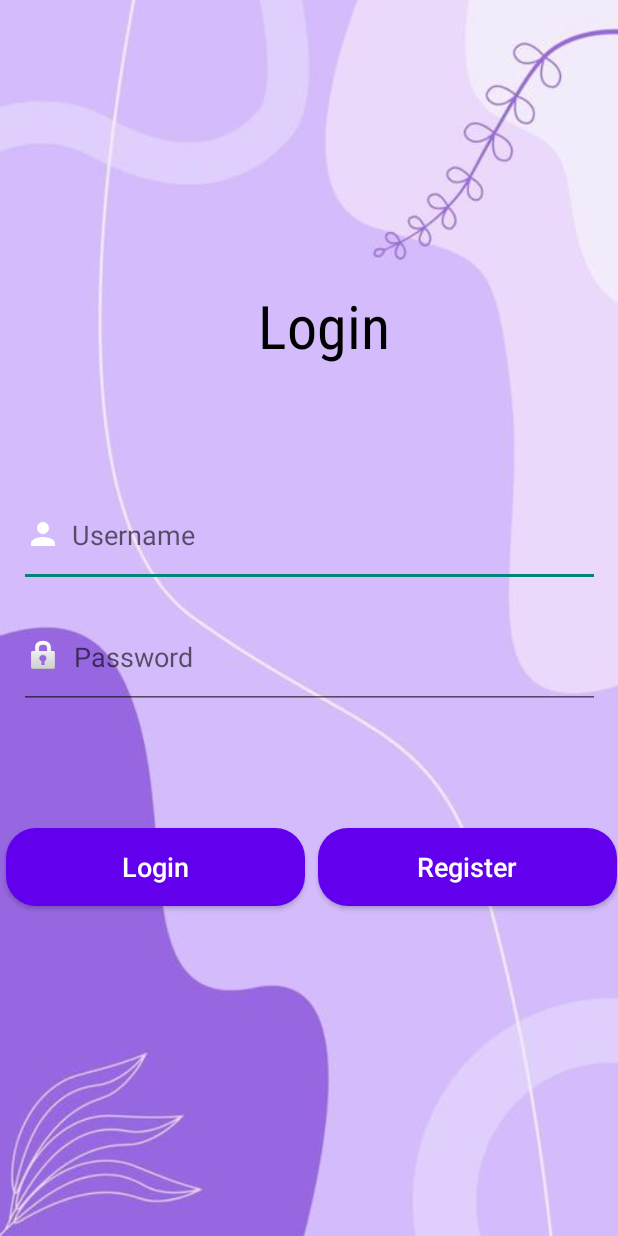
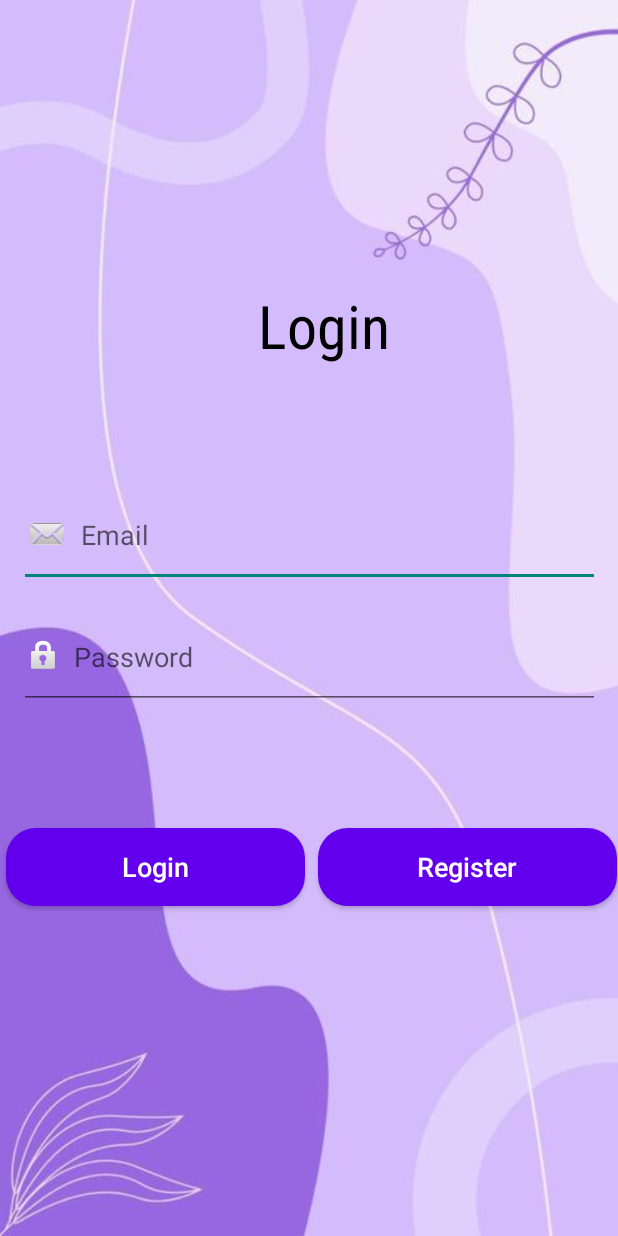
Before and after one commit to zhenxian0818/Mobile_Assignment, an Android app: the Login screen opened directly, with no data from a screen before it, on a phone screen of 412 x 824 dp. Run offline under Robolectric (Android 15) with nearby library versions, the light colour scheme and no system bars; our stand-ins replace Firebase (no records; nobody signed in at launch, a user with empty details on screens opened directly); 2 statements that could not run were skipped.

Commit message:
New Updated

```diff
--- a/app/build.gradle
+++ b/app/build.gradle
@@ -47,6 +47,8 @@ dependencies {
     implementation 'androidx.navigation:navigation-fragment-ktx:2.5.2'
     implementation 'androidx.navigation:navigation-ui-ktx:2.5.2'
     implementation 'com.google.firebase:firebase-database:20.0.6'
+    implementation 'com.google.firebase:firebase-auth:21.0.8'
+    implementation 'com.google.firebase:firebase-auth-ktx:21.0.8'
     testImplementation 'junit:junit:4.13.2'
     androidTestImplementation 'androidx.test.ext:junit:1.1.3'
     androidTestImplementation 'androidx.test.espresso:espresso-core:3.4.0'
--- a/app/src/main/java/com/example/mobileassignment/MainActivity.kt
+++ b/app/src/main/java/com/example/mobileassignment/MainActivity.kt
@@ -23,6 +23,8 @@ class MainActivity : AppCompatActivity() {
     private val homeFragment = HomeFragment()
 
     lateinit var bottom_navigation : BottomNavigationView
+
+    private lateinit var email : TextView
 
     override fun onCreate(savedInstanceState: Bundle?) {
         super.onCreate(savedInstanceState)
--- a/app/src/main/java/com/example/mobileassignment/User.kt
+++ b/app/src/main/java/com/example/mobileassignment/User.kt
@@ -2,9 +2,9 @@ package com.example.mobileassignment
 
 data class User(
 
+    val email : String = "",
+    val password : String = "",
     val username : String = "",
-    val password : String = "",
-    val email : String = "",
     val icNo : String = "",
     val userProfile : Int
 )
--- a/app/src/main/res/layout/activity_login.xml
+++ b/app/src/main/res/layout/activity_login.xml
@@ -53,14 +53,14 @@
         app:layout_constraintVertical_bias="1.0" />
 
     <EditText
-        android:id="@+id/tfUsername"
+        android:id="@+id/tfEmail"
         android:layout_width="387dp"
         android:layout_height="69dp"
         android:layout_marginTop="76dp"
-        android:drawableLeft="@drawable/ic_user_profile"
+        android:drawableLeft="@android:drawable/sym_action_email"
         android:drawablePadding="7dp"
         android:ems="10"
-        android:hint="Username"
+        android:hint="Email"
         android:inputType="textPersonName"
         app:layout_constraintEnd_toEndOf="parent"
         app:layout_constraintStart_toStartOf="parent"
@@ -78,5 +78,5 @@
         android:inputType="textPersonName"
         app:layout_constraintEnd_toEndOf="parent"
         app:layout_constraintStart_toStartOf="parent"
-        app:layout_constraintTop_toBottomOf="@+id/tfUsername" />
+        app:layout_constraintTop_toBottomOf="@+id/tfEmail" />
 </androidx.constraintlayout.widget.ConstraintLayout>
```
Also changed, not shown: app/src/main/java/com/example/mobileassignment/Login.kt (+44 -0 lines).
